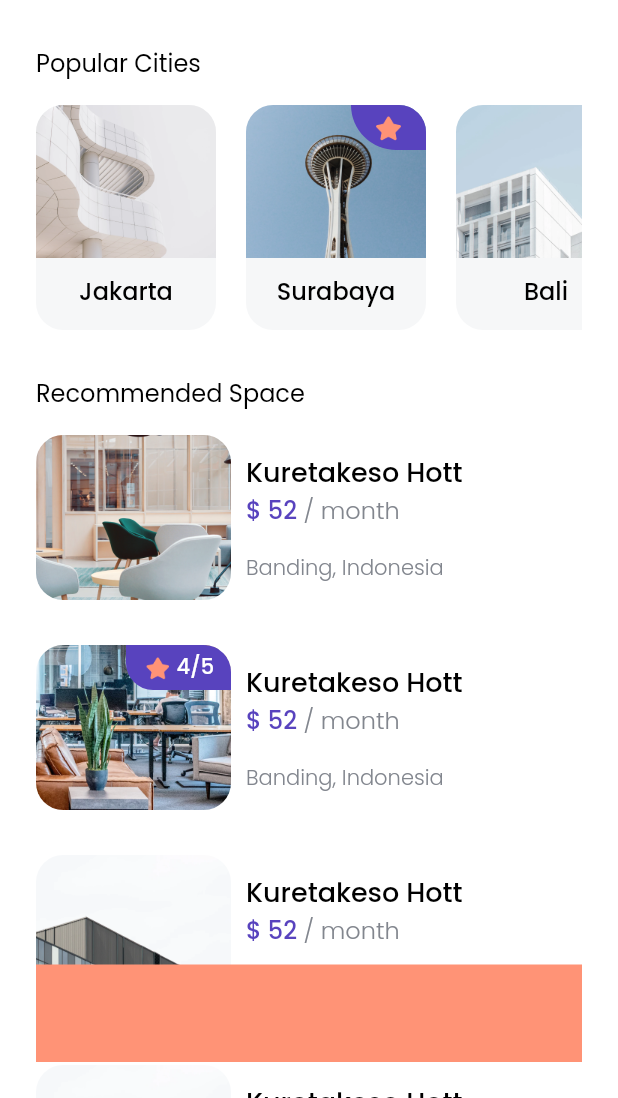
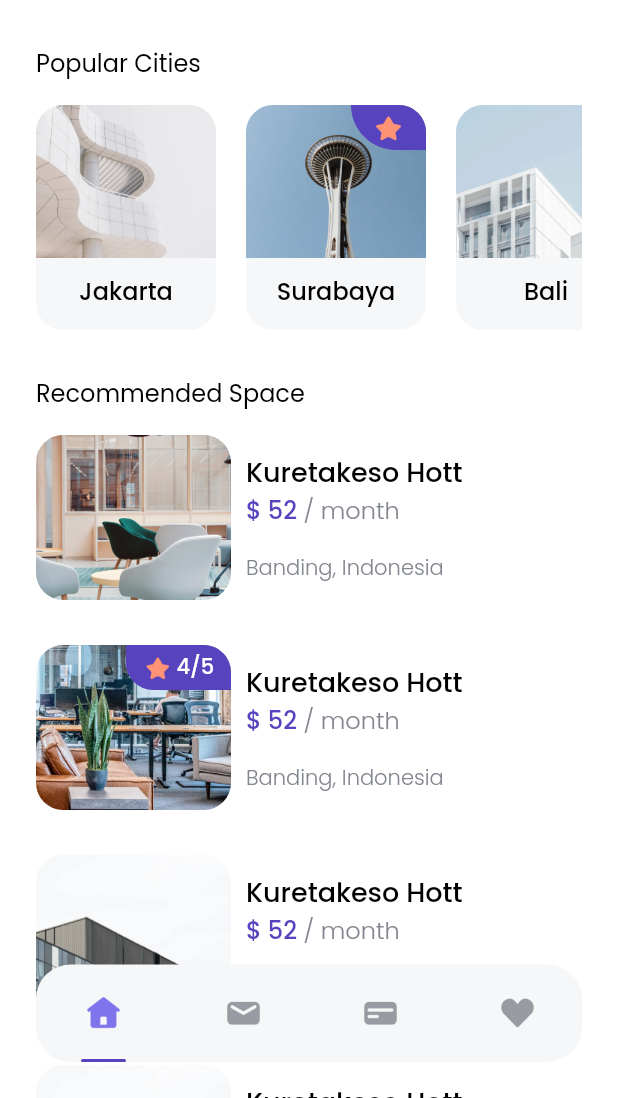
Before and after one commit to mikamada/cozy_app, a Flutter app: the HomePage screen opened by its route, on a phone screen of 412 x 824 dp, the part 138-1236 px from its top. Run offline on Flutter 3.47's test engine with Material 2 defaults, Android fonts, the phone set to English and light mode, and no system bars; our stand-ins replace google_fonts.

Commit message:
membuat item_button & menyelesaikan slicing home page

```diff
--- a/lib/pages/home_page.dart
+++ b/lib/pages/home_page.dart
@@ -1,5 +1,6 @@
 import 'package:cozy_app/theme.dart';
 import 'package:cozy_app/widgets/city_card.dart';
+import 'package:cozy_app/widgets/custom_button_navigation_item.dart';
 import 'package:cozy_app/widgets/space_card.dart';
 import 'package:cozy_app/widgets/tips_card.dart';
 import 'package:flutter/material.dart';
@@ -180,9 +181,33 @@ class HomePage extends StatelessWidget {
             right: 24,
             bottom: 24,
           ),
+          padding: const EdgeInsets.symmetric(
+            horizontal: 30,
+          ),
           width: double.infinity,
           height: 65,
-          color: greenColor,
+          decoration: BoxDecoration(
+            color: cardColor,
+            borderRadius: BorderRadius.circular(23),
+          ),
+          child: Row(
+            mainAxisAlignment: MainAxisAlignment.spaceBetween,
+            children: const [
+              ItemButtonNavigation(
+                imgUrl: 'assets/Icon_home.png',
+                isActive: true,
+              ),
+              ItemButtonNavigation(
+                imgUrl: 'assets/Icon_mail.png',
+              ),
+              ItemButtonNavigation(
+                imgUrl: 'assets/Icon_card.png',
+              ),
+              ItemButtonNavigation(
+                imgUrl: 'assets/Icon_love.png',
+              ),
+            ],
+          ),
         ),
       );
     }
--- /dev/null
+++ b/lib/widgets/custom_button_navigation_item.dart
@@ -0,0 +1,45 @@
+import 'package:cozy_app/theme.dart';
+import 'package:flutter/material.dart';
+
+class ItemButtonNavigation extends StatelessWidget {
+  final String imgUrl;
+  final bool isActive;
+  const ItemButtonNavigation({
+    Key? key,
+    required this.imgUrl,
+    this.isActive = false,
+  }) : super(key: key);
+
+  @override
+  Widget build(BuildContext context) {
+    return Column(
+      mainAxisAlignment: MainAxisAlignment.spaceBetween,
+      children: [
+        const SizedBox(),
+        Container(
+          height: 26,
+          width: 26,
+          decoration: BoxDecoration(
+            image: DecorationImage(
+              image: AssetImage(
+                imgUrl,
+              ),
+            ),
+          ),
+        ),
+        isActive
+            ? Container(
+                width: 30,
+                height: 2,
+                decoration: BoxDecoration(
+                  color: purpleColor,
+                  borderRadius: BorderRadius.circular(
+                    10,
+                  ),
+                ),
+              )
+            : Container(),
+      ],
+    );
+  }
+}
```
